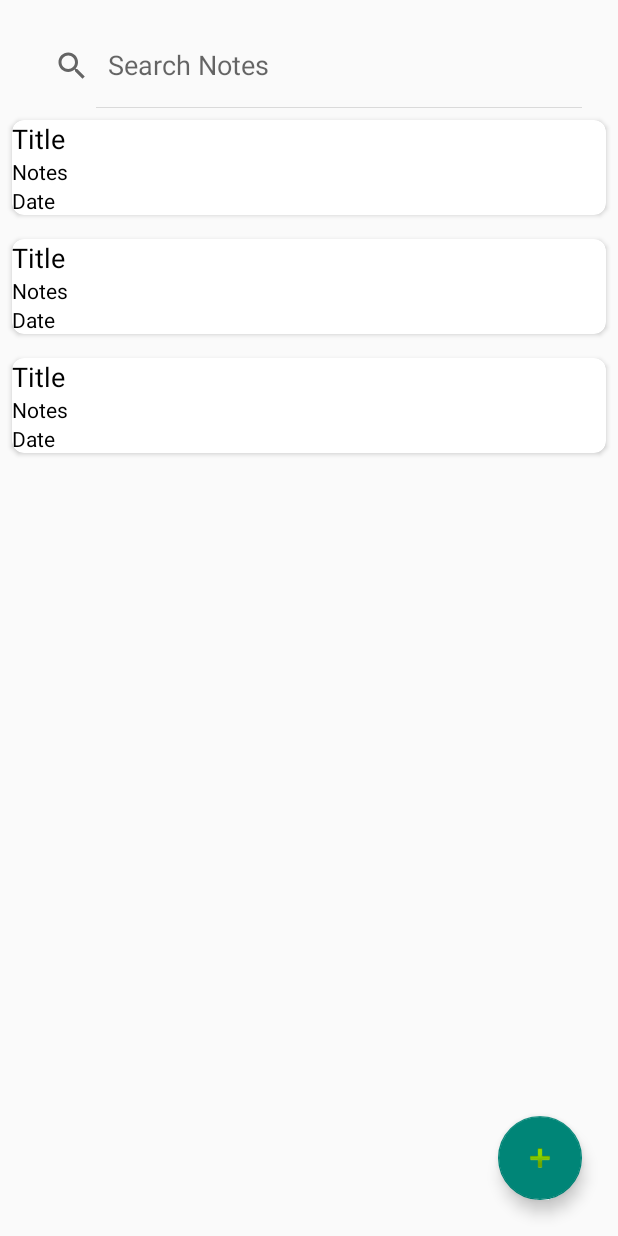
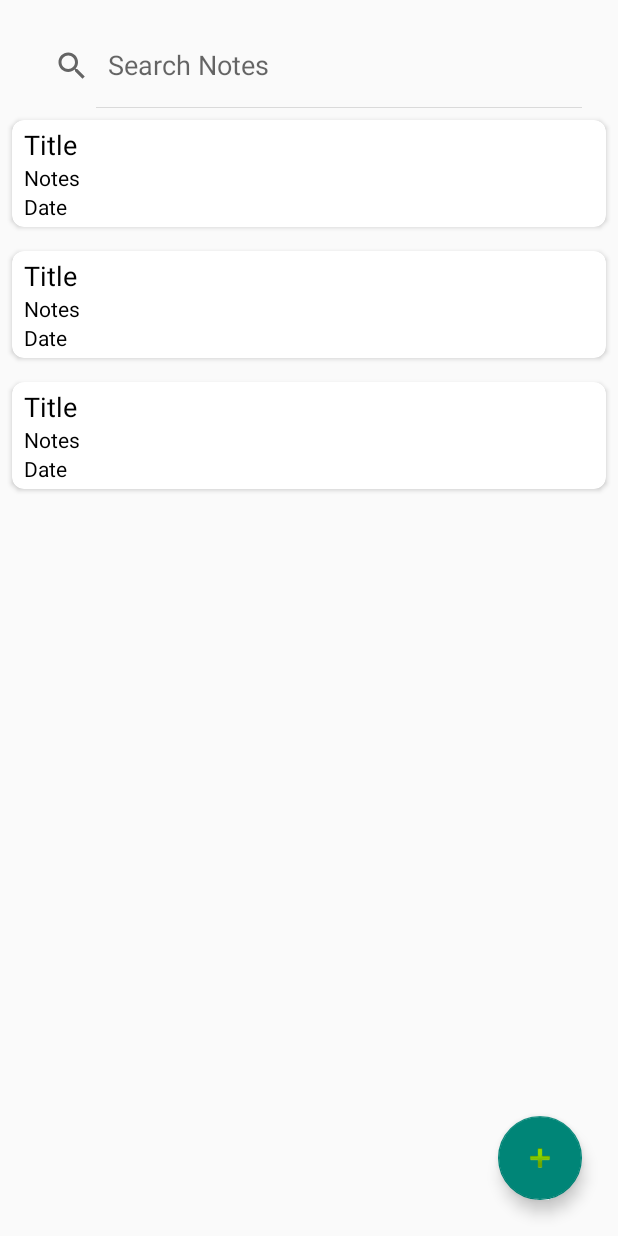
Before and after one commit to akosijho/kotlin_notes, an Android app: the layout activity_main.xml on its own in the app's theme, with its tools: preview values and no code run, on a phone screen of 412 x 824 dp. Run offline under Robolectric (Android 15) with nearby library versions, the phone set to English and light mode, and no system bars.

Commit message:
design pop_up_menu.xml

```diff
--- a/app/src/main/res/layout/activity_main.xml
+++ b/app/src/main/res/layout/activity_main.xml
@@ -12,7 +12,7 @@
         android:layout_width="match_parent"
         android:layout_height="?attr/actionBarSize"
         android:layout_margin="16dp"
-        android:queryHint="Search Notes"
+        android:queryHint="@string/label_search_notes"
         android:elevation="8dp"
         app:layout_constraintEnd_toEndOf="parent"
         app:layout_constraintStart_toStartOf="parent"
@@ -23,13 +23,14 @@
         android:layout_width="match_parent"
         android:layout_height="0dp"
         app:layout_constraintEnd_toEndOf="parent"
+        app:layout_constraintBottom_toBottomOf="parent"
         app:layout_constraintStart_toStartOf="parent"
         app:layout_constraintTop_toBottomOf="@+id/search"
         tools:listitem="@layout/list_item">
     </androidx.recyclerview.widget.RecyclerView>
 
     <com.google.android.material.floatingactionbutton.FloatingActionButton
-        android:contentDescription="@string/app_name"
+        android:contentDescription="@string/add_notes"
         android:id="@+id/fab"
         android:layout_width="wrap_content"
         android:layout_height="wrap_content"
--- a/app/src/main/res/layout/list_item.xml
+++ b/app/src/main/res/layout/list_item.xml
@@ -5,6 +5,8 @@
     android:layout_width="match_parent"
     android:layout_height="wrap_content"
     android:layout_margin="8dp"
+    android:paddingVertical="4dp"
+    android:paddingHorizontal="8dp"
     android:background="@color/white"
     android:elevation="8dp"
     app:cardCornerRadius="8dp">
@@ -12,7 +14,9 @@
     <LinearLayout
         android:layout_width="match_parent"
         android:layout_height="wrap_content"
-        android:orientation="vertical">
+        android:orientation="vertical"
+        android:paddingHorizontal="8dp"
+        android:paddingVertical="4dp">
 
         <RelativeLayout
             android:layout_width="match_parent"
@@ -32,7 +36,6 @@
             android:id="@+id/tv_note"
             android:layout_width="match_parent"
             android:layout_height="wrap_content"
-            android:layout_alignParentStart="true"
             android:text="@string/label_notes_content"
             android:textColor="@color/black"
             android:textSize="14sp"></TextView>
@@ -41,7 +44,6 @@
             android:id="@+id/tv_date"
             android:layout_width="match_parent"
             android:layout_height="wrap_content"
-            android:layout_alignParentStart="true"
             android:text="@string/label_note_date"
             android:textColor="@color/black"
             android:textSize="14sp"></TextView>
--- /dev/null
+++ b/app/src/main/res/menu/pop_up_menu.xml
@@ -0,0 +1,6 @@
+<?xml version="1.0" encoding="utf-8"?>
+<menu xmlns:android="http://schemas.android.com/apk/res/android">
+    <item android:id="@+id/deleteNote"
+        android:title="@string/label_delete_note"
+        />
+</menu>
--- a/app/src/main/res/values/strings.xml
+++ b/app/src/main/res/values/strings.xml
@@ -5,4 +5,7 @@
     <string name="label_note_date">Date</string>
     <string name="label_add_note_title">Name</string>
     <string name="label_start_typing">Start Typing</string>
+    <string name="label_delete_note">Delete</string>
+    <string name="add_notes">Add Notes</string>
+    <string name="label_search_notes">Search Notes</string>
 </resources>
```
